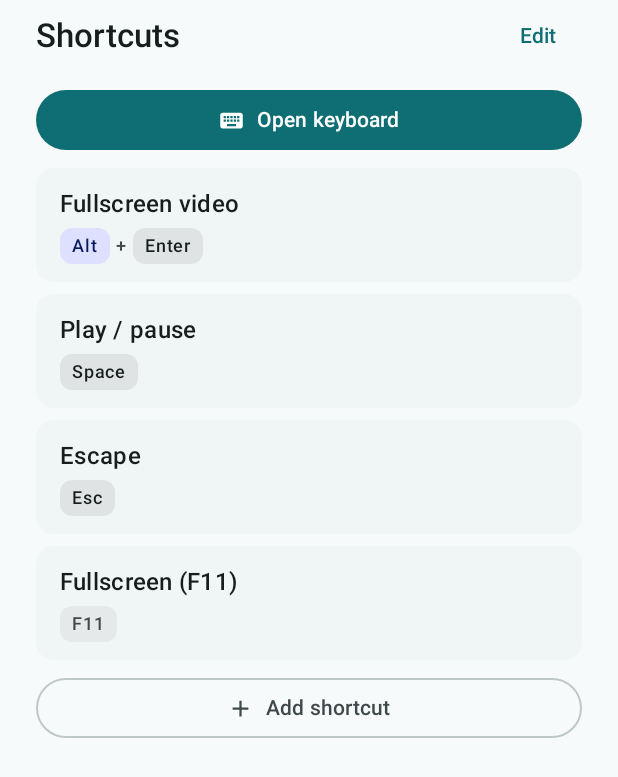
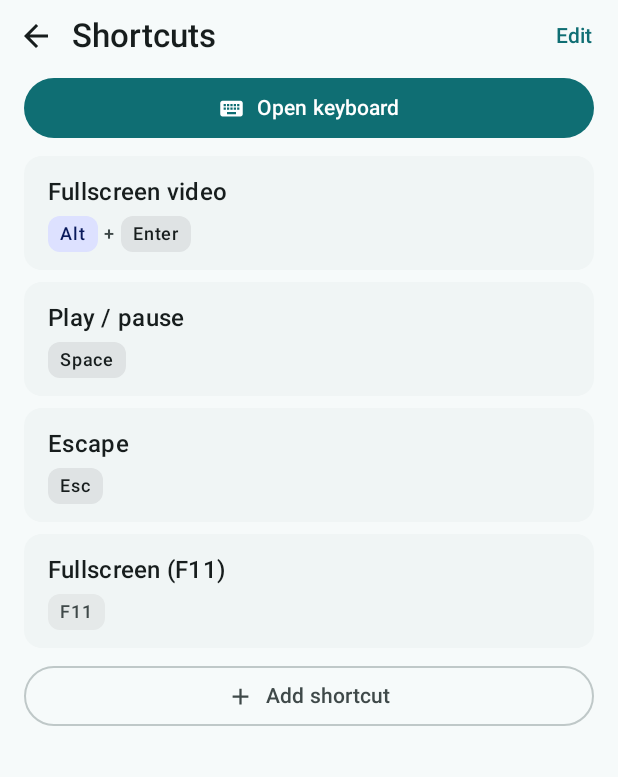
Before and after one commit to talgrim/HomeCursor, an Android app built with Jetpack Compose: the @Preview function ShortcutsLightPreview, on a phone screen of 412 x 824 dp. Shown: the top 777 px of the screen. Run offline under Robolectric (Android 15) with nearby library versions, the phone set to English and light mode, and no system bars; network calls fail.

Commit message:
feat(client): make the shortcuts view a screen that survives lock and unlock
The shortcuts were a bottom sheet whose open state lived in ConnectedScreen,
which leaves composition whenever the connection drops, so locking the phone
always brought the user back to the trackpad.

The open state now lives in ShortcutsViewModel and MainActivity.onStop leaves
it alone, so the reconnect lands on the shortcuts again. A failed reconnect,
cancelling or forgetting the PC close it. The view is a full screen with a
back button and a BackHandler, and keeps the screen on like the trackpad.
Turning the phone sideways switches to the keyboard.

Co-Authored-By: Claude <noreply@anthropic.com>

```diff
--- a/src/client/app/src/main/kotlin/com/homecursor/client/ui/ShortcutsSheet.kt
+++ b/src/client/app/src/main/kotlin/com/homecursor/client/ui/ShortcutsScreen.kt
@@ -1,5 +1,6 @@
 package com.homecursor.client.ui
 
+import androidx.activity.compose.BackHandler
 import androidx.compose.foundation.layout.Arrangement
 import androidx.compose.foundation.layout.Box
 import androidx.compose.foundation.layout.Column
@@ -7,9 +8,10 @@ import androidx.compose.foundation.layout.ExperimentalLayoutApi
 import androidx.compose.foundation.layout.FlowRow
 import androidx.compose.foundation.layout.Row
 import androidx.compose.foundation.layout.Spacer
+import androidx.compose.foundation.layout.fillMaxSize
 import androidx.compose.foundation.layout.fillMaxWidth
+import androidx.compose.foundation.layout.height
 import androidx.compose.foundation.layout.heightIn
-import androidx.compose.foundation.layout.navigationBarsPadding
 import androidx.compose.foundation.layout.padding
 import androidx.compose.foundation.layout.size
 import androidx.compose.foundation.layout.width
@@ -18,13 +20,11 @@ import androidx.compose.foundation.verticalScroll
 import androidx.compose.material3.AlertDialog
 import androidx.compose.material3.Button
 import androidx.compose.material3.ButtonDefaults
-import androidx.compose.material3.ExperimentalMaterial3Api
 import androidx.compose.material3.FilledTonalButton
 import androidx.compose.material3.FilterChip
 import androidx.compose.material3.Icon
 import androidx.compose.material3.IconButton
 import androidx.compose.material3.MaterialTheme
-import androidx.compose.material3.ModalBottomSheet
 import androidx.compose.material3.OutlinedButton
 import androidx.compose.material3.OutlinedTextField
 import androidx.compose.material3.Surface
@@ -50,14 +50,14 @@ import com.homecursor.client.ui.theme.HomeCursorTheme
 import com.homecursor.client.ui.theme.Spacing
 
 /**
- * The shortcut list (portrait). Tapping a shortcut runs it on the host. "Edit" switches the list to managing mode:
- * edit, delete and move each shortcut, add a new one, or bring back the default ones.
+ * The shortcut list (portrait), a screen of its own with a back button. Tapping a shortcut runs it on the host.
+ * "Edit" switches the list to managing mode: edit, delete and move each shortcut, add a new one, or bring back the
+ * default ones. System back leads to the trackpad.
  *
  * Stateless apart from the managing/editor state, which is only about what is on screen.
  */
-@OptIn(ExperimentalMaterial3Api::class)
 @Composable
-fun ShortcutsSheet(
+fun ShortcutsScreen(
     shortcuts: List<Shortcut>,
     onRun: (Shortcut) -> Unit,
     onAdd: (name: String, keys: List<SpecialKey>) -> Unit,
@@ -66,18 +66,22 @@ fun ShortcutsSheet(
     onMove: (id: String, offset: Int) -> Unit,
     onRestoreDefaults: () -> Unit,
     onOpenKeyboard: () -> Unit,
-    onDismiss: () -> Unit,
+    onBack: () -> Unit,
 ) {
     var managing by rememberSaveable { mutableStateOf(false) }
     // The id of the shortcut being edited, or "" for a new one; null when the editor is closed.
     var editingId by rememberSaveable { mutableStateOf<String?>(null) }
     val canRestore = DefaultShortcuts.all.any { default -> shortcuts.none { it.id == default.id } }
 
-    ModalBottomSheet(onDismissRequest = onDismiss) {
+    BackHandler(onBack = onBack)
+    // Like the trackpad: someone tapping shortcuts one after another should not have the screen go dark.
+    KeepScreenOn()
+
     ShortcutsContent(
         shortcuts = shortcuts,
         managing = managing,
         canRestore = canRestore,
+        onBack = onBack,
         onToggleManaging = { managing = !managing },
         onRun = onRun,
         onEdit = { editingId = it.id },
@@ -87,7 +91,6 @@ fun ShortcutsSheet(
         onRestoreDefaults = onRestoreDefaults,
         onOpenKeyboard = onOpenKeyboard,
     )
-    }
 
     editingId?.let { id ->
         val existing = shortcuts.firstOrNull { it.id == id }
@@ -110,12 +113,13 @@ fun ShortcutsSheet(
 
 private const val NEW_SHORTCUT = ""
 
-/** What is inside the sheet: separate from the sheet itself so that it can be previewed. */
+/** What is on the screen: separate from the screen itself so that it can be previewed. */
 @Composable
 private fun ShortcutsContent(
     shortcuts: List<Shortcut>,
     managing: Boolean,
     canRestore: Boolean,
+    onBack: () -> Unit,
     onToggleManaging: () -> Unit,
     onRun: (Shortcut) -> Unit,
     onEdit: (Shortcut) -> Unit,
@@ -125,15 +129,12 @@ private fun ShortcutsContent(
     onRestoreDefaults: () -> Unit,
     onOpenKeyboard: () -> Unit,
 ) {
-    Column(
-        modifier = Modifier
-            .verticalScroll(rememberScrollState())
-            .padding(horizontal = Spacing.xl)
-            .padding(bottom = Spacing.xl)
-            .navigationBarsPadding(),
-        verticalArrangement = Arrangement.spacedBy(Spacing.sm),
-    ) {
+    Column(modifier = Modifier.fillMaxSize()) {
+        // The header stays in place while the list scrolls under it.
         Row(verticalAlignment = Alignment.CenterVertically) {
+            IconButton(onClick = onBack) {
+                Icon(painterResource(R.drawable.ic_arrow_back), contentDescription = stringResource(R.string.shortcuts_back))
+            }
             Text(
                 stringResource(R.string.shortcuts),
                 style = MaterialTheme.typography.titleLarge,
@@ -145,6 +146,14 @@ private fun ShortcutsContent(
                 TextButton(onClick = onToggleManaging) { Text(stringResource(R.string.shortcuts_edit)) }
             }
         }
+        Column(
+            modifier = Modifier
+                .weight(1f)
+                .verticalScroll(rememberScrollState())
+                .padding(horizontal = Spacing.lg)
+                .padding(bottom = Spacing.lg),
+            verticalArrangement = Arrangement.spacedBy(Spacing.sm),
+        ) {
             Button(onClick = onOpenKeyboard, modifier = Modifier.fillMaxWidth()) {
                 Icon(painterResource(R.drawable.ic_keyboard), contentDescription = null, modifier = Modifier.size(ButtonDefaults.IconSize))
                 Spacer(Modifier.width(ButtonDefaults.IconSpacing))
@@ -172,6 +181,7 @@ private fun ShortcutsContent(
             if (managing && canRestore) {
                 TextButton(onClick = onRestoreDefaults, modifier = Modifier.fillMaxWidth()) {
                     Text(stringResource(R.string.shortcuts_restore_defaults))
+                }
             }
         }
     }
@@ -323,11 +333,12 @@ private fun ShortcutsManagingDarkPreview() = ShortcutsPreview(darkTheme = true,
 @Composable
 private fun ShortcutsPreview(darkTheme: Boolean, managing: Boolean) {
     HomeCursorTheme(darkTheme = darkTheme) {
-        Surface {
+        Surface(modifier = Modifier.height(640.dp)) {
             ShortcutsContent(
                 shortcuts = DefaultShortcuts.all.take(4),
                 managing = managing,
                 canRestore = true,
+                onBack = {},
                 onToggleManaging = {},
                 onRun = {},
                 onEdit = {},
--- a/src/client/app/src/main/kotlin/com/homecursor/client/ui/TrackpadScreen.kt
+++ b/src/client/app/src/main/kotlin/com/homecursor/client/ui/TrackpadScreen.kt
@@ -419,7 +419,7 @@ private fun SettingsSheet(
 
 /** Keeps the screen on while the pad is shown: a trackpad that dims after 30 seconds of use is useless. */
 @Composable
-private fun KeepScreenOn() {
+internal fun KeepScreenOn() {
     val view = LocalView.current
     DisposableEffect(view) {
         view.keepScreenOn = true
--- /dev/null
+++ b/src/client/app/src/main/res/drawable/ic_arrow_back.xml
@@ -0,0 +1,12 @@
+<?xml version="1.0" encoding="utf-8"?>
+<!-- Material Design "arrow_back" icon (Apache License 2.0). Tinted by the Compose Icon. -->
+<vector xmlns:android="http://schemas.android.com/apk/res/android"
+    android:width="24dp"
+    android:height="24dp"
+    android:viewportWidth="24"
+    android:viewportHeight="24"
+    android:autoMirrored="true">
+    <path
+        android:fillColor="#FF000000"
+        android:pathData="M20,11H7.83l5.59,-5.59L12,4l-8,8 8,8 1.41,-1.41L7.83,13H20v-2z" />
+</vector>
--- a/src/client/app/src/main/res/values/strings.xml
+++ b/src/client/app/src/main/res/values/strings.xml
@@ -52,6 +52,7 @@
     <string name="tutorial_settings_text">Change the pointer speed and the scroll direction, replay this tour, or disconnect from the PC.</string>
 
     <string name="shortcuts">Shortcuts</string>
+    <string name="shortcuts_back">Back to the trackpad</string>
     <string name="shortcuts_edit">Edit</string>
     <string name="shortcuts_done">Done</string>
     <string name="shortcuts_restore_defaults">Restore default shortcuts</string>
```
Also changed, not shown: src/client/app/src/main/kotlin/com/homecursor/client/ui/ConnectedScreen.kt (+26 -27 lines), src/client/app/src/main/kotlin/com/homecursor/client/ui/HomeCursorApp.kt (+14 -2 lines), src/client/app/src/main/kotlin/com/homecursor/client/ui/ShortcutsViewModel.kt (+16 -0 lines), 1 other file. Lines whose indentation alone changed are shown as unchanged.
